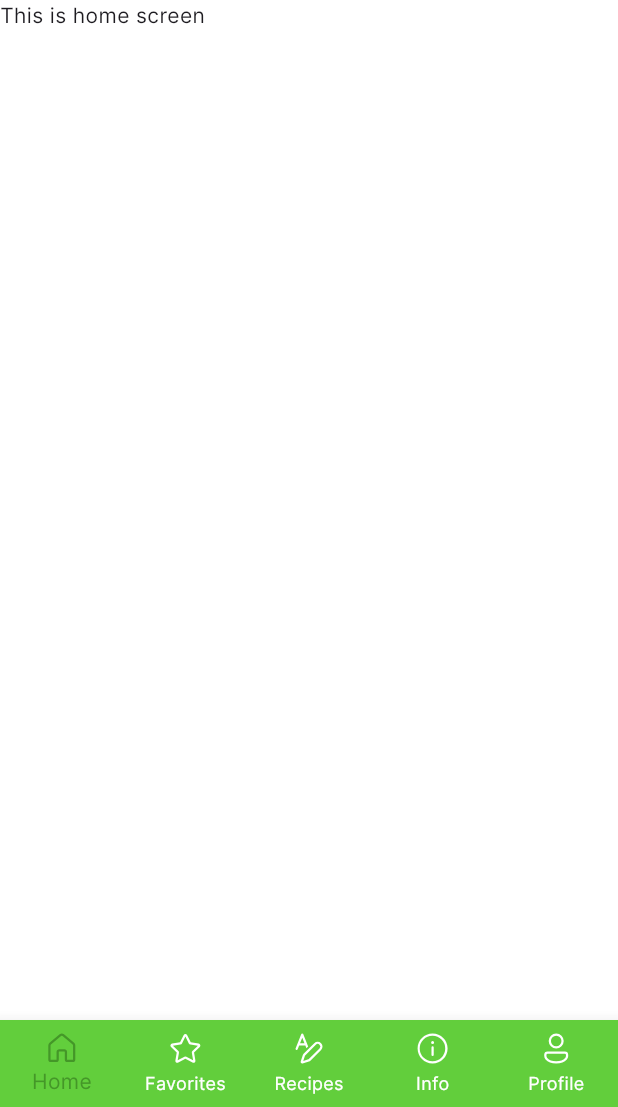
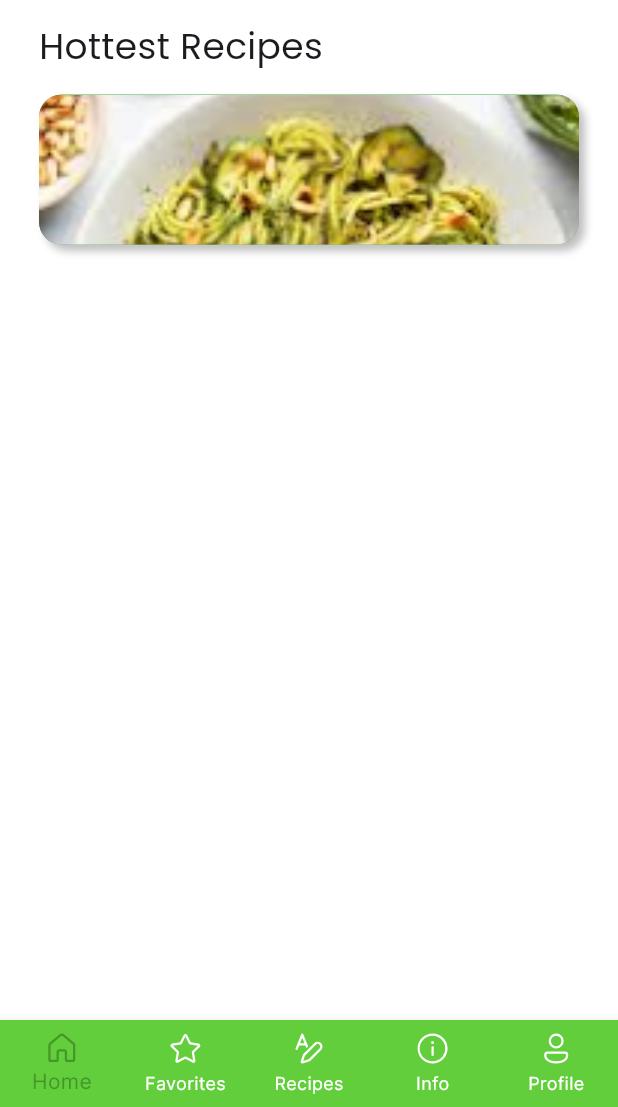
Before and after one commit to MargarethaNaibaho/freshly-dropped-mobile, a Flutter app: the screen it shows after launch, on a phone screen of 412 x 824 dp, the part 129-1236 px from its top. Run offline on Flutter 3.47's test engine with Material 3 defaults, Android fonts, the phone set to English and light mode, and no system bars; our stand-ins replace fluentui_icons, font_awesome_flutter.

Commit message:
hottest recipes still on going

```diff
--- a/lib/screens/home_screen.dart
+++ b/lib/screens/home_screen.dart
@@ -3,9 +3,29 @@ import 'package:flutter/material.dart';
 import 'package:font_awesome_flutter/font_awesome_flutter.dart';
 import 'package:freshy_food/styles/colors.dart';
 import 'package:freshy_food/styles/path/image_path.dart';
+import 'package:freshy_food/styles/text_styles.dart';
 
 class HomeScreen extends StatelessWidget {
   const HomeScreen({super.key});
+
+  final List<Map<String, dynamic>> hottestRecipes = const [
+    {
+      'id': 1,
+      'name': 'Pesto Pasta',
+      'calories': 150,
+      'countUserStar': 29,
+      'ingredients': ['Wheat', 'Basil', 'Pine nuts', 'Cheese'],
+      'imagePath': "assets/images/pesto_pasta.png"
+    },
+    {
+      'id': 2,
+      'name': 'Lorem Ipsum',
+      'calories': 150,
+      'countUserStar': 29,
+      'ingredients': ['Lorem', 'Ipsum', 'Dolor'],
+      'imagePath': "assets/images/pesto_pasta.png"
+    },
+  ];
 
   @override
   Widget build(BuildContext context) {
@@ -61,7 +81,54 @@ class HomeScreen extends StatelessWidget {
         ),
         centerTitle: true,
       ),
-      body: Text("This is home screen"),
+      body: ListView(
+        padding: const EdgeInsets.symmetric(horizontal: 26, vertical: 13),
+        children: [
+          Column(
+            crossAxisAlignment: CrossAxisAlignment.start,
+            children: [
+              Text("Hottest Recipes", style: TextStyles.titleStyle1,),
+              const SizedBox(height: 16,),
+              Row(
+                mainAxisAlignment: MainAxisAlignment.spaceAround,
+                children: [
+                  Expanded(
+                    child: Container(
+                      decoration: BoxDecoration(
+                        color: Colors.green,
+                        borderRadius: BorderRadius.circular(15),
+                        boxShadow: [
+                          BoxShadow(
+                            color: Color.fromRGBO(0, 0, 0, 0.25),
+                            offset: Offset(4, 4),
+                            blurRadius: 4
+                          ),
+                        ],
+                      ),
+                      child: Column(
+                        children: [
+                            ClipRRect(
+                            borderRadius: BorderRadius.circular(15),
+                            child: Container(
+                                decoration: BoxDecoration(
+                                image: DecorationImage(
+                                  image: AssetImage(hottestRecipes[0]['imagePath']),
+                                  fit: BoxFit.cover //ini supaya ikutin width height si container parent yg bungkus ini
+                                ),
+                              ),
+                              height: 100,
+                            ),
+                          ),
+                        ],
+                      ),
+                    ),
+                  ),
+                ],
+              )
+            ],
+          )
+        ],
+      ),
     );
   }
 }
--- a/lib/styles/path/image_path.dart
+++ b/lib/styles/path/image_path.dart
@@ -1,4 +1,4 @@
 class ImagePath {
-  static const _baseImage = "assets/images";
-  static const logo = "$_baseImage/white_logo.png";
+  static const String baseImage = "assets/images";
+  static const logo = "$baseImage/white_logo.png";
 }
--- a/pubspec.yaml
+++ b/pubspec.yaml
@@ -61,8 +61,7 @@ flutter:
 
   # To add assets to your application, add an assets section, like this:
   assets:
-    - assets/images/green_logo.png
-    - assets/images/white_logo.png
+    - assets/images/
 
   # An image asset can refer to one or more resolution-specific "variants", see
   # https://flutter.dev/to/resolution-aware-images
```
